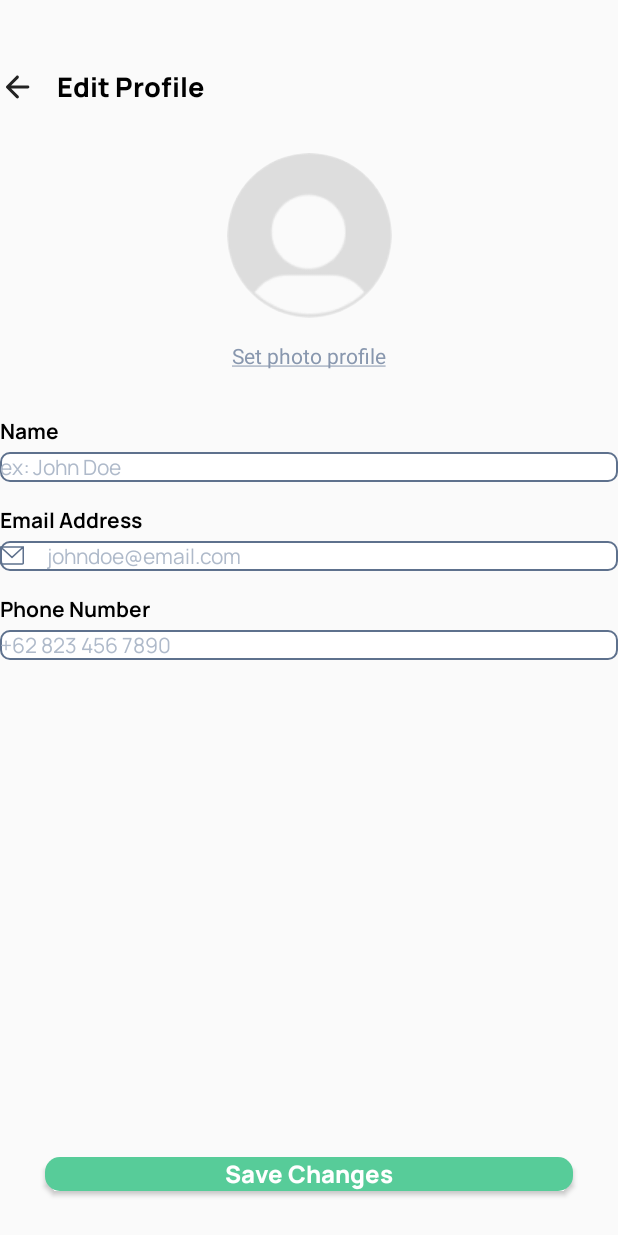
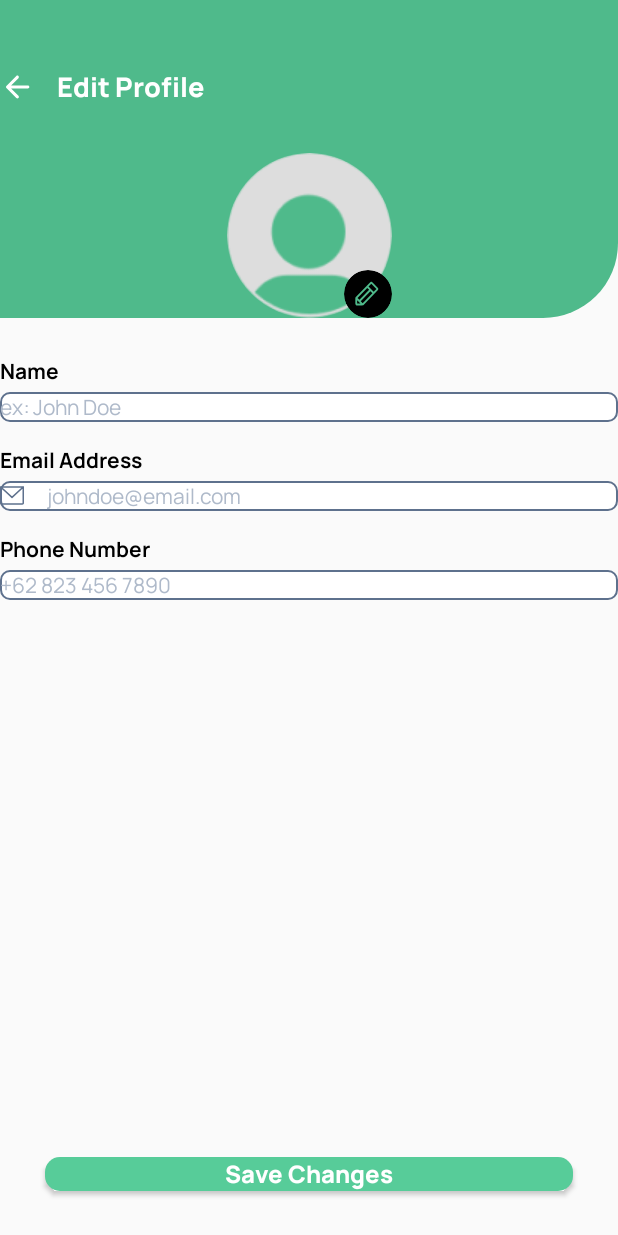
Before and after one commit to dzikryaji/Hearmony, an Android app: the EditProfileActivity screen opened directly, with no data from a screen before it, on a phone screen of 412 x 824 dp. Run offline under Robolectric (Android 15) with nearby library versions, the phone set to English and light mode, and no system bars; our stand-ins replace CircleImageView.

Commit message:
revisi edit profile

```diff
--- /dev/null
+++ b/app/src/main/res/drawable/ic_pencil.xml
@@ -0,0 +1,9 @@
+<vector xmlns:android="http://schemas.android.com/apk/res/android"
+    android:width="18dp"
+    android:height="19dp"
+    android:viewportWidth="18"
+    android:viewportHeight="19">
+  <path
+      android:pathData="M15.807,5.672L12.392,2.217C12.279,2.102 12.144,2.011 11.996,1.949C11.847,1.887 11.688,1.855 11.528,1.855C11.367,1.855 11.208,1.887 11.06,1.949C10.911,2.011 10.776,2.102 10.663,2.217L1.239,11.751C1.125,11.866 1.034,12.002 0.973,12.152C0.911,12.302 0.88,12.463 0.88,12.626V16.081C0.88,16.409 1.009,16.723 1.239,16.955C1.468,17.187 1.779,17.318 2.103,17.318H5.519C5.679,17.318 5.839,17.286 5.987,17.224C6.135,17.162 6.27,17.07 6.383,16.955L15.807,7.422C15.921,7.307 16.011,7.171 16.072,7.021C16.134,6.87 16.166,6.71 16.166,6.547C16.166,6.385 16.134,6.224 16.072,6.074C16.011,5.924 15.921,5.787 15.807,5.672ZM2.356,12.37L8.829,5.822L10.104,7.113L3.632,13.659L2.356,12.37ZM2.103,13.863L4.296,16.081H2.103V13.863ZM5.772,15.825L4.496,14.535L10.969,7.987L12.244,9.277L5.772,15.825ZM13.109,8.403L9.693,4.948L11.527,3.092L14.943,6.547L13.109,8.403Z"
+      android:fillColor="#4FBA8B"/>
+</vector>
--- a/app/src/main/res/layout/activity_edit_profile.xml
+++ b/app/src/main/res/layout/activity_edit_profile.xml
@@ -6,11 +6,19 @@
     android:layout_height="match_parent"
     tools:context=".activity.EditProfileActivity">
 
+    <androidx.constraintlayout.widget.ConstraintLayout
+        android:id="@+id/top_layout"
+        android:layout_width="match_parent"
+        android:layout_height="wrap_content"
+        android:background="@drawable/bg_profile"
+        android:paddingBottom="25dp"
+        app:layout_constraintTop_toTopOf="parent">
+
         <LinearLayout
             android:id="@+id/ll_topbar"
             android:layout_width="match_parent"
+            android:layout_height="?attr/actionBarSize"
             android:layout_marginTop="30dp"
-        android:layout_height="?attr/actionBarSize"
             android:gravity="center_vertical"
             android:orientation="horizontal"
             android:paddingHorizontal="30dp"
@@ -21,7 +29,8 @@
                 android:id="@+id/iv_back"
                 android:layout_width="wrap_content"
                 android:layout_height="wrap_content"
-            android:src="@drawable/ic_arrow_left" />
+                android:src="@drawable/ic_arrow_left"
+                app:tint="@color/white" />
 
             <TextView
                 android:layout_width="wrap_content"
@@ -29,7 +38,7 @@
                 android:layout_marginStart="14dp"
                 android:fontFamily="@font/manrope_extrabold"
                 android:text="Edit Profile"
-            android:textColor="@color/black"
+                android:textColor="@color/white"
                 android:textSize="18sp" />
 
         </LinearLayout>
@@ -44,31 +53,41 @@
             app:layout_constraintStart_toStartOf="parent"
             app:layout_constraintTop_toBottomOf="@id/ll_topbar" />
 
-    <TextView
-        android:id="@+id/tv_set_photo"
+        <androidx.cardview.widget.CardView
+            android:id="@+id/iv_edit_avatar"
+            android:layout_width="32dp"
+            android:layout_height="32dp"
+            android:backgroundTint="@color/black"
+            android:elevation="0dp"
+            app:cardCornerRadius="16dp"
+            app:cardElevation="0dp"
+            app:layout_constraintBottom_toBottomOf="@id/iv_pfp"
+            app:layout_constraintEnd_toEndOf="@id/iv_pfp">
+
+            <ImageView
                 android:layout_width="wrap_content"
                 android:layout_height="wrap_content"
-        android:layout_marginTop="15dp"
-        android:text="@string/set_photo_profile"
-        android:textColor="#8897AE"
-        app:layout_constraintEnd_toEndOf="parent"
-        app:layout_constraintStart_toStartOf="parent"
-        app:layout_constraintTop_toBottomOf="@id/iv_pfp" />
+                android:layout_gravity="center"
+                android:src="@drawable/ic_pencil" />
+        </androidx.cardview.widget.CardView>
+
+
+    </androidx.constraintlayout.widget.ConstraintLayout>
+
 
     <LinearLayout
         android:id="@+id/linearLayout"
         android:layout_width="match_parent"
         android:layout_height="wrap_content"
-        android:layout_marginTop="15dp"
+        android:layout_marginTop="25dp"
         android:orientation="vertical"
         android:paddingHorizontal="30dp"
-        app:layout_constraintTop_toBottomOf="@id/tv_set_photo">
+        app:layout_constraintTop_toBottomOf="@id/top_layout">
 
         <TextView
             android:id="@+id/iv_name"
             android:layout_width="wrap_content"
             android:layout_height="wrap_content"
-            android:layout_marginTop="15dp"
             android:fontFamily="@font/manrope_bold"
             android:text="Name"
             android:textColor="@color/black"
```
Lines whose indentation alone changed are shown as unchanged.
